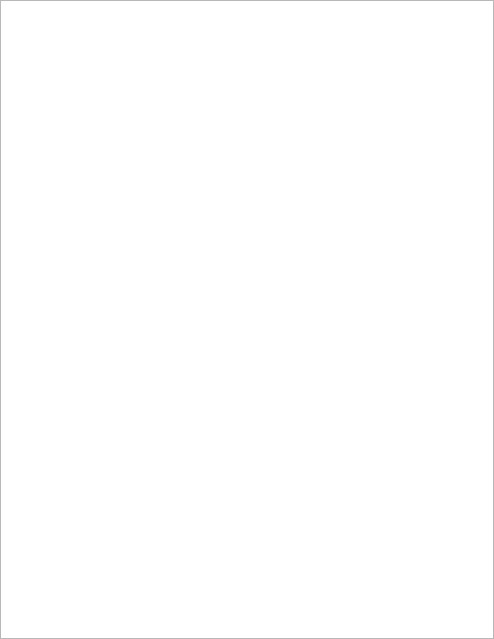
Qt form sem3/projectQt/homewidget.ui (naztes0/University) before a commit.
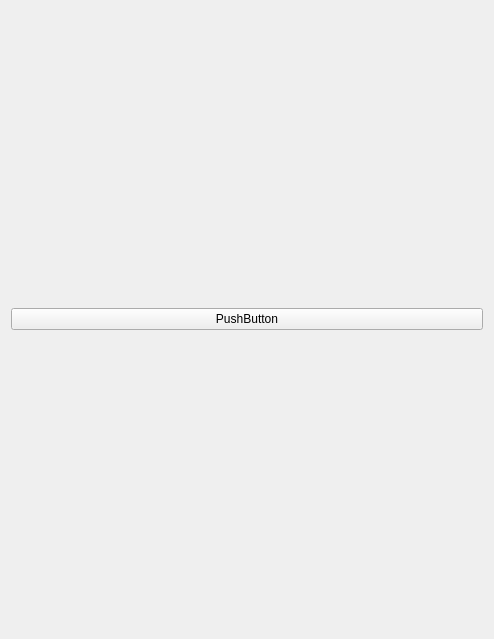
The same form after that commit.

Commit message: Edited transaction class

```diff
--- a/sem3/projectQt/homewidget.ui
+++ b/sem3/projectQt/homewidget.ui
@@ -13,21 +13,13 @@
   <property name="windowTitle">
    <string>Form</string>
   </property>
-  <layout class="QHBoxLayout" name="horizontalLayout">
-   <property name="leftMargin">
-    <number>0</number>
-   </property>
-   <property name="topMargin">
-    <number>0</number>
-   </property>
-   <property name="rightMargin">
-    <number>0</number>
-   </property>
-   <property name="bottomMargin">
-    <number>0</number>
-   </property>
-   <item>
-    <widget class="QListWidget" name="listWidget"/>
+  <layout class="QGridLayout" name="gridLayout">
+   <item row="0" column="0">
+    <widget class="QPushButton" name="addTrPushButton">
+     <property name="text">
+      <string>PushButton</string>
+     </property>
+    </widget>
    </item>
   </layout>
  </widget>
```
The commit also changes 4 other files.
